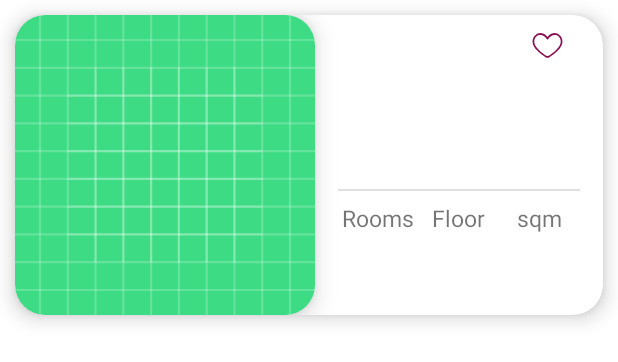
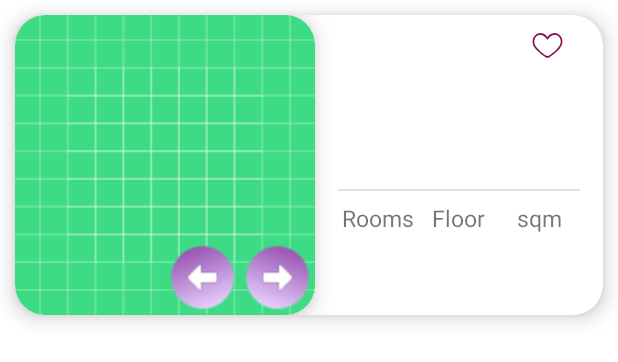
Before and after one commit to ShaharHatan/Secret_TLV, an Android app: the layout list_apartment_item_rv.xml on its own in the app's theme, with its tools: preview values and no code run, on a phone screen of 412 x 824 dp. Shown: the top 362 px of the screen. Run offline under Robolectric (Android 15) with nearby library versions, the phone set to English and light mode, and no system bars.

Commit message:
favorites, arrows

```diff
--- a/app/build.gradle
+++ b/app/build.gradle
@@ -42,4 +42,8 @@ dependencies {
     implementation 'com.github.bumptech.glide:glide:4.13.0'
     annotationProcessor 'com.github.bumptech.glide:compiler:4.13.0'
 
+
+
+
+
 }
--- a/app/src/main/java/com/shaharH/secretTLV/Utils/ApartmentManager.java
+++ b/app/src/main/java/com/shaharH/secretTLV/Utils/ApartmentManager.java
@@ -281,11 +281,9 @@ public static final int FLOOR_NOT_PROVIDED=-100 , STREET_NUM_NOT_PROVIDED=0, SQU
 
       ArrayList<String> pic11 = new ArrayList<>();
       pic11.add("https://img.yad2.co.il/Pic/202201/24/2_6/o/y2_2_KPi5X4ezSX_20220124.png");
-      pic11.add("https://img.yad2.co.il/Pic/202201/24/2_6/o/y2_2_KPi5X4ezSX_20220124.png");
       pic11.add("https://img.yad2.co.il/Pic/202201/24/2_6/o/y2_4_9FJ0WhJS4D_20220124.png");
       pic11.add("https://img.yad2.co.il/Pic/202201/24/2_6/o/y2_5_sSlvH0JDW8_20220124.png");
       pic11.add("https://img.yad2.co.il/Pic/202201/24/2_6/o/y2_6_of9N6zgJnW_20220124.png");
-      pic11.add("https://img.yad2.co.il/Pic/202201/24/2_6/o/y2_8_VS1t6xrqbA_20220124.png");
       pic11.add("https://img.yad2.co.il/Pic/202201/24/2_6/o/y2_9_hJ5fTV1Slt_20220124.png");
       pic11.add("https://img.yad2.co.il/Pic/202201/24/2_6/o/y2_8_VS1t6xrqbA_20220124.png");
       pic11.add("https://img.yad2.co.il/Pic/202201/24/2_6/o/y2_7_STBPgxijM6_20220124.png");
--- a/app/src/main/res/layout/list_apartment_item_rv.xml
+++ b/app/src/main/res/layout/list_apartment_item_rv.xml
@@ -15,7 +15,7 @@
         android:layout_height="200dp"
         android:layout_marginRight="15dp">
 
-        <com.google.android.material.card.MaterialCardView
+        <androidx.cardview.widget.CardView
             android:id="@+id/cadrViewIMG"
             android:layout_width="200dp"
             android:layout_height="match_parent"
@@ -31,23 +31,27 @@
                 android:scaleType="centerCrop"
                 android:src="@drawable/ic_launcher_background" />
 
-        </com.google.android.material.card.MaterialCardView>
 
-        <Button
-            android:id="@+id/apAdapter_BTN_leftIMG"
-            style="@style/Widget.MaterialComponents.Button.TextButton"
-            android:layout_width="50dp"
-            android:layout_height="match_parent"
-            android:layout_alignStart="@id/cadrViewIMG"
-            android:layout_alignTop="@id/cadrViewIMG" />
+            <ImageView
+                android:id="@+id/apAdapter_BTN_right"
+                android:layout_width="50dp"
+                android:layout_height="50dp"
+                android:layout_gravity="end"
+                android:layout_marginTop="150dp"
+                android:scaleType="centerCrop"
+                android:src="@drawable/right" />
 
-        <Button
-            android:id="@+id/apAdapter_BTN_rightIMG"
-            style="@style/Widget.MaterialComponents.Button.TextButton"
-            android:layout_width="50dp"
-            android:layout_height="match_parent"
-            android:layout_alignTop="@id/cadrViewIMG"
-            android:layout_alignEnd="@id/cadrViewIMG" />
+            <ImageView
+                android:id="@+id/apAdapter_BTN_left"
+                android:layout_width="50dp"
+                android:layout_height="50dp"
+                android:scaleType="centerCrop"
+                android:layout_marginTop="150dp"
+                android:layout_marginLeft="100dp"
+                android:src="@drawable/left" />
+
+        </androidx.cardview.widget.CardView>
+
 
         <com.google.android.material.textview.MaterialTextView
             android:id="@+id/apAdapter_TXT_price"
--- a/build.gradle
+++ b/build.gradle
@@ -4,6 +4,7 @@ buildscript {
     repositories {
         // Check that you have the following line (if not, add it):
         google()  // Google's Maven repository
+
         mavenCentral()
 
     }
@@ -11,6 +12,8 @@ buildscript {
     dependencies {
         // Add this line
         classpath 'com.google.gms:google-services:4.3.10'
+
+
 
 
     }
```
Also changed, not shown: app/src/main/java/com/shaharH/secretTLV/Adapters/ApartmentAdapter.java (+44 -17 lines), app/src/main/java/com/shaharH/secretTLV/MainActivity.java (+17 -2 lines), app/src/main/java/com/shaharH/secretTLV/Models/ImagesManager.java (+14 -2 lines), app/src/main/res/drawable/left.png (added), app/src/main/res/drawable/right.png (added).
